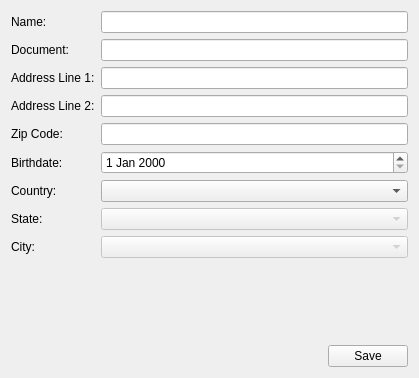
Qt form src/customerwidget.ui (nicmorais/Storesse) before a commit.
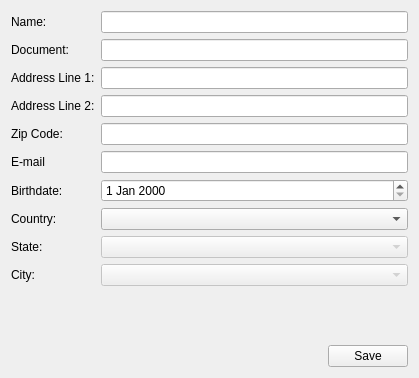
The same form after that commit. Icons and pictures are not drawn.

Patch:
```diff
--- a/src/customerwidget.ui
+++ b/src/customerwidget.ui
@@ -66,54 +66,64 @@
      <item row="4" column="1">
       <widget class="QLineEdit" name="zipCodeLineEdit"/>
      </item>
-     <item row="5" column="0">
+     <item row="6" column="0">
       <widget class="QLabel" name="birthdateLabel">
        <property name="text">
         <string>Birthdate:</string>
        </property>
       </widget>
      </item>
-     <item row="5" column="1">
-      <widget class="QDateEdit" name="dateEdit"/>
+     <item row="6" column="1">
+      <widget class="QDateEdit" name="birthdateDateEdit"/>
      </item>
-     <item row="6" column="0">
+     <item row="7" column="0">
       <widget class="QLabel" name="countryLabel">
        <property name="text">
         <string>Country:</string>
        </property>
       </widget>
      </item>
-     <item row="6" column="1">
+     <item row="7" column="1">
       <widget class="QComboBox" name="countryComboBox"/>
      </item>
-     <item row="7" column="0">
+     <item row="8" column="0">
       <widget class="QLabel" name="stateLabel">
        <property name="text">
         <string>State:</string>
        </property>
       </widget>
      </item>
-     <item row="7" column="1">
+     <item row="8" column="1">
       <widget class="QComboBox" name="stateComboBox">
        <property name="enabled">
         <bool>false</bool>
        </property>
       </widget>
      </item>
-     <item row="8" column="0">
+     <item row="9" column="0">
       <widget class="QLabel" name="cityLabel">
        <property name="text">
         <string>City:</string>
        </property>
       </widget>
      </item>
-     <item row="8" column="1">
+     <item row="9" column="1">
       <widget class="QComboBox" name="cityComboBox">
        <property name="enabled">
         <bool>false</bool>
        </property>
       </widget>
      </item>
+     <item row="5" column="0">
+      <widget class="QLabel" name="emailLabel">
+       <property name="text">
+        <string>E-mail</string>
+       </property>
+      </widget>
+     </item>
+     <item row="5" column="1">
+      <widget class="QLineEdit" name="emailLineEdit"/>
+     </item>
     </layout>
    </item>
    <item>
```
Left out of the diff: 13 changed lines with no effect on the pictures.
